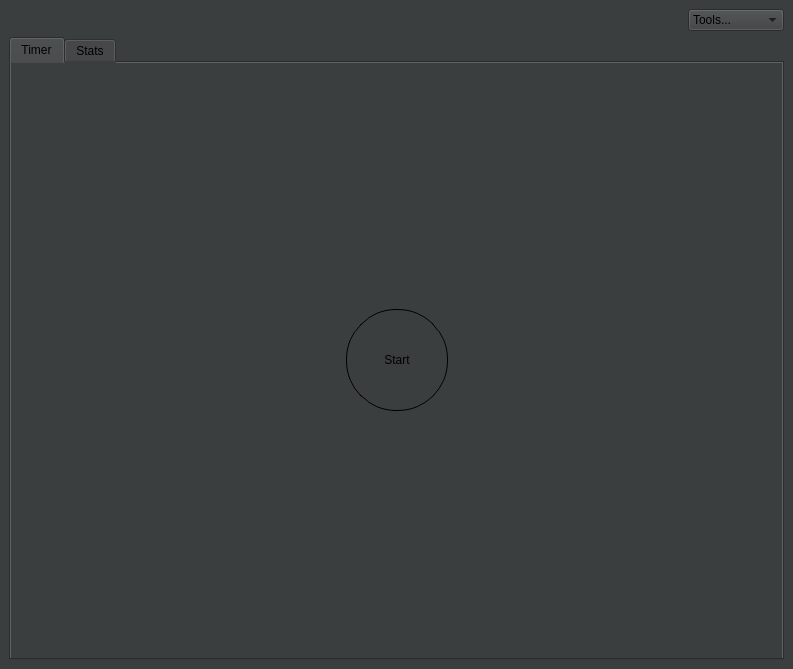
Qt form mainwindow.ui (hashpad/Qomodoro) before a commit.
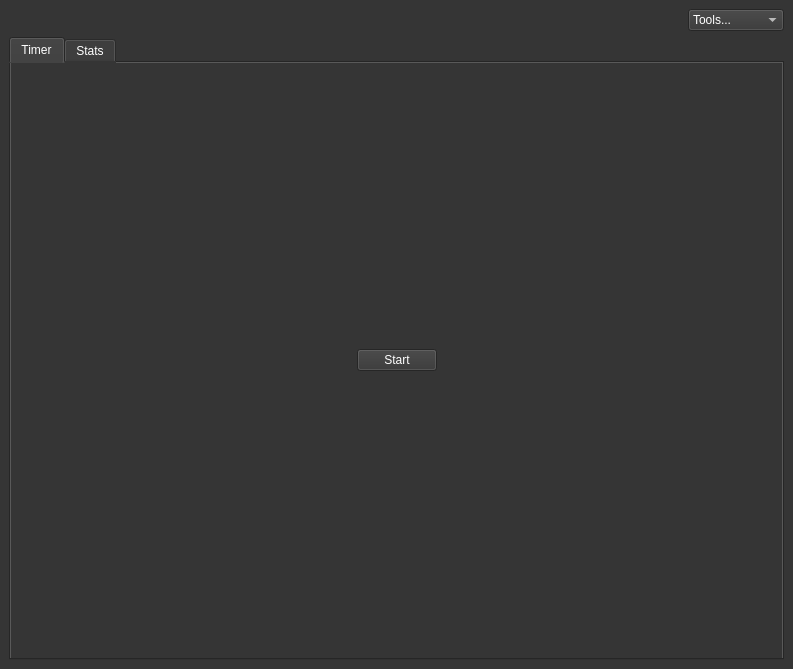
The same form after that commit. The open tabs and pages were chosen to show the change. Custom widgets are drawn as their Qt base class.

```diff
--- a/mainwindow.ui
+++ b/mainwindow.ui
@@ -13,10 +13,14 @@
   <property name="windowTitle">
    <string>Qomodoro</string>
   </property>
-  <property name="styleSheet">
-   <string notr="true">background-color:#3b3e3f;</string>
+  <property name="autoFillBackground">
+   <bool>false</bool>
   </property>
   <widget class="QWidget" name="centralwidget">
+   <property name="styleSheet">
+    <string notr="true">background-color: #353535;color: #ffffff;
+</string>
+   </property>
    <layout class="QGridLayout" name="gridLayout_4">
     <item row="0" column="0">
      <layout class="QVBoxLayout" name="verticalLayout">
@@ -78,9 +82,6 @@
          <layout class="QGridLayout" name="gridLayout_2">
           <item row="0" column="1">
            <widget class="QStackedWidget" name="timerTabPages">
-            <property name="styleSheet">
-             <string notr="true">background-color:#3b3e3f;</string>
-            </property>
             <property name="currentIndex">
              <number>0</number>
             </property>
@@ -90,13 +91,6 @@
                <layout class="QGridLayout" name="gridLayout">
                 <item row="0" column="2">
                  <widget class="QPushButton" name="startBtn">
-                  <property name="styleSheet">
-                   <string notr="true">border-radius: 50px;
-border: 1px solid #000;
-height: 100px;
-width: 100px;
-</string>
-                  </property>
                   <property name="text">
                    <string>Start</string>
                   </property>
```
Left out of the diff: 12 changed lines with no effect on the pictures.
